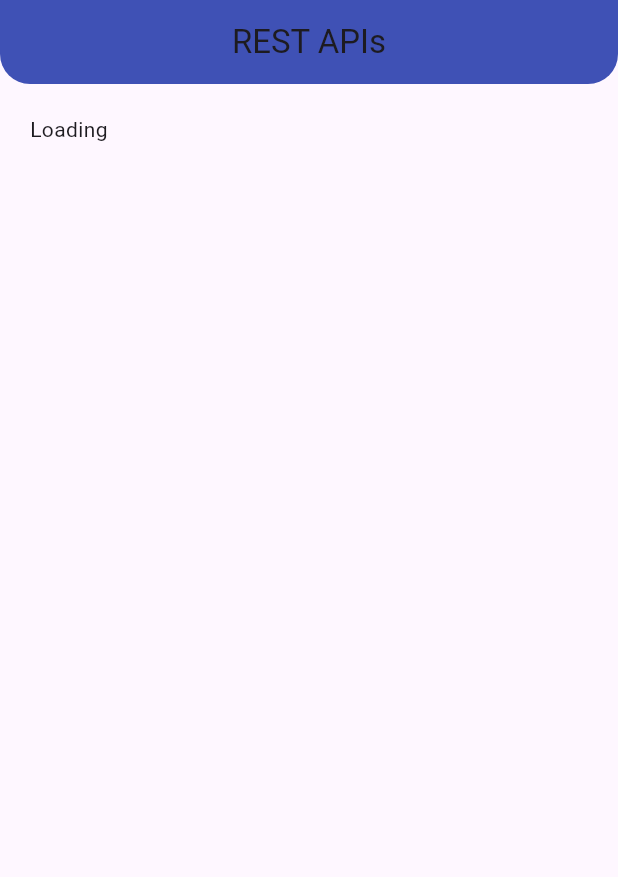
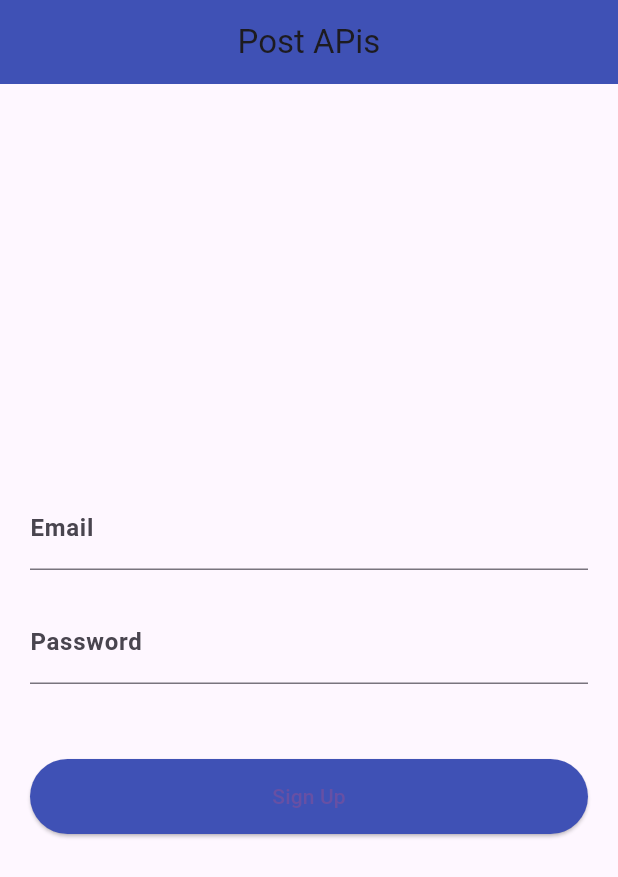
Before and after one commit to AdeelAhmadKhan36/Flutter_APIs, a Flutter app: the screen it shows after launch, on a phone screen of 412 x 824 dp. Shown: the top 877 px of the screen. Run offline on Flutter 3.47's test engine with Material 3 defaults, Android fonts, the phone set to English and light mode, and no system bars.

Commit message:
Post API (Register and Login)

```diff
--- /dev/null
+++ b/lib/PostAPi/Register.dart
@@ -0,0 +1,103 @@
+import 'dart:convert';
+
+import 'package:flutter/material.dart';
+import 'package:http/http.dart';
+class PostAPi extends StatefulWidget {
+  const PostAPi({super.key});
+
+  @override
+  State<PostAPi> createState() => _PostAPiState();
+}
+
+class _PostAPiState extends State<PostAPi> {
+  TextEditingController emailcontroller=TextEditingController();
+  TextEditingController passwordcontroller=TextEditingController();
+
+  login(String email, password)async{
+
+    try{
+      //Here implement your logic
+     Response response=await post(
+       Uri.parse('https://reqres.in/api/register'),
+       body: {
+         'email': email,
+         'password': password,
+
+       }
+
+     );
+     if(response.statusCode==200){
+       var data=jsonDecode(response.body.toString());
+       print(data);
+       print('Account Created Sucessfully');
+     }else{
+       print('Failed');
+     }
+
+    }
+    catch(e){
+
+      print(e.toString());
+    }
+
+  }
+
+  @override
+  Widget build(BuildContext context) {
+    return Scaffold(
+      appBar: AppBar(
+        title: Text('Post APis'),
+        centerTitle: true,
+        backgroundColor: Colors.indigo,
+
+      ),
+
+      body:Padding(
+        padding: const EdgeInsets.all(20),
+        child: Column(
+          crossAxisAlignment: CrossAxisAlignment.center,
+          mainAxisAlignment: MainAxisAlignment.center,
+          children: [
+            GestureDetector(
+              onTap: (){
+
+              },
+              child: TextFormField(
+                controller: emailcontroller,
+                decoration: InputDecoration(
+                  label: Text('Email',style: TextStyle(fontWeight: FontWeight.bold),),
+                  hintText: 'Enter your email'
+                ),
+              ),
+            ),
+            SizedBox(height: 20,),
+            GestureDetector(
+              onTap: (){
+              },
+              child: TextFormField(
+                controller: passwordcontroller,
+                decoration: InputDecoration(
+                    label: Text('Password',style: TextStyle(fontWeight: FontWeight.bold),),
+                    hintText: 'Enter your Password'
+                ),
+              ),
+            ),
+            SizedBox(height: 50,),
+            ElevatedButton(onPressed: (){
+              login(emailcontroller.text.toString(),passwordcontroller.text.toString());
+            },
+                child: Text('Sign Up'),
+            style: ElevatedButton.styleFrom(
+              fixedSize: Size(400, 50),
+              backgroundColor: Colors.indigo// Set the width and height
+            ),
+            )
+
+
+          ],
+
+        ),
+      ),
+    );
+  }
+}
--- a/lib/main.dart
+++ b/lib/main.dart
@@ -1,4 +1,5 @@
 import 'package:flutter/material.dart';
+import 'package:untitled2/PostAPi/Register.dart';
 import 'package:untitled2/verycomplexJson.dart';
 void main() {
   runApp(const MyApp());
@@ -11,7 +12,7 @@ class MyApp extends StatelessWidget {
   Widget build(BuildContext context) {
     return MaterialApp(
       debugShowCheckedModeBanner: false,
-      home: ComplecObjecApi(),
+      home: PostAPi(),
     );
   }
 }
--- a/pubspec.yaml
+++ b/pubspec.yaml
@@ -37,6 +37,8 @@ dependencies:
   # Use with the CupertinoIcons class for iOS style icons.
   cupertino_icons: ^1.0.2
   http: ^0.13.5
+  modal_progress_hud_nsn: ^0.5.1
+  image_picker: ^1.0.7
 
 dev_dependencies:
   flutter_test:
```
Also changed, not shown: pubspec.lock, 1 other file.
